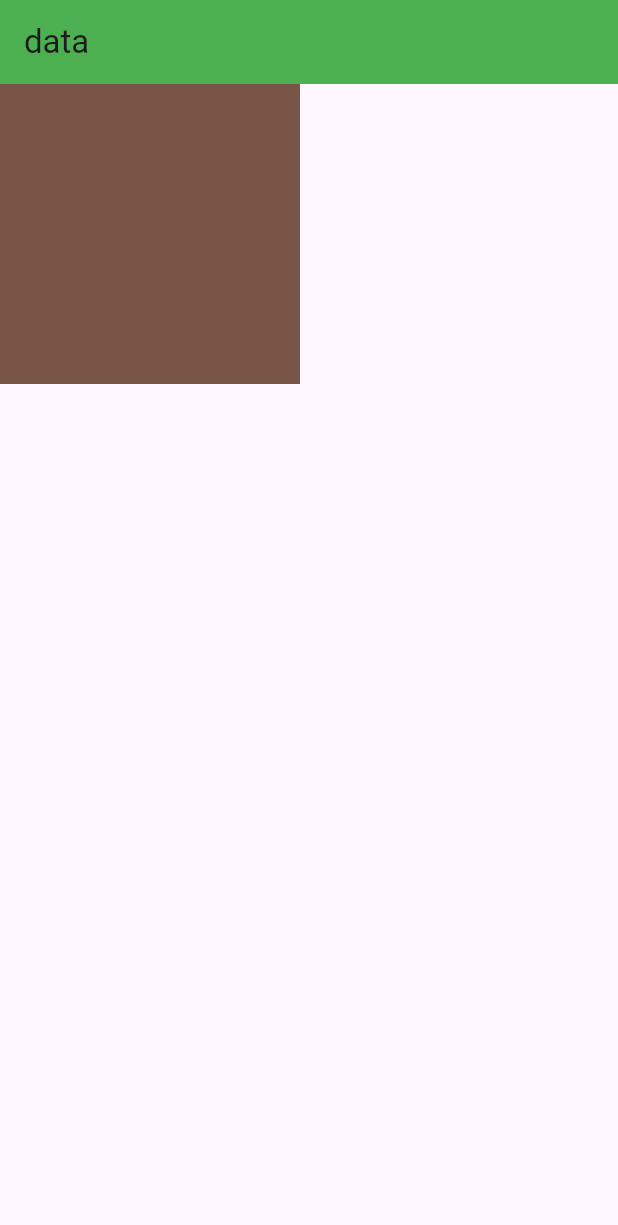
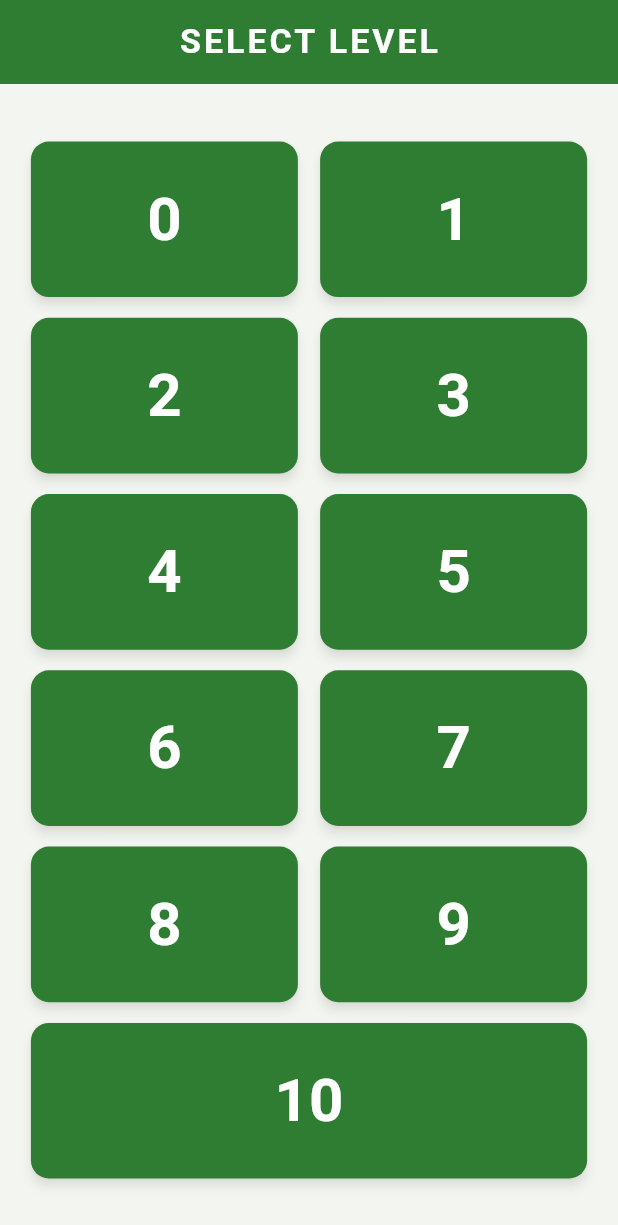
Before and after one commit to PramodCody/Classium, a Flutter app: the screen it shows after launch, on a phone screen of 412 x 824 dp. Shown: the top 1225 px of the screen. Run offline on Flutter 3.47's test engine with Material 3 defaults, Android fonts, the phone set to English and light mode, and no system bars.

Commit message:
LevelsScreen Added

```diff
--- /dev/null
+++ b/lib/levels.dart
@@ -0,0 +1,177 @@
+// levels.dart
+// Screen that displays level selection buttons (0 to 10).
+// Layout is fully responsive: it calculates button sizes based on
+// available screen width/height, so it adapts to any device.
+
+import 'package:flutter/material.dart';
+
+class LevelsScreen extends StatelessWidget {
+  const LevelsScreen({super.key});
+
+  @override
+  Widget build(BuildContext context) {
+    // Screen width, used for scaling text in the AppBar title.
+    final screenWidth = MediaQuery.of(context).size.width;
+
+    return Scaffold(
+      backgroundColor: const Color(0xFFF3F5F1), // Light background color. Change here to alter overall theme.
+
+      // ---------------- APP BAR ----------------
+      appBar: AppBar(
+        backgroundColor: const Color(0xFF2E7D32), // AppBar color. Change to re-theme.
+        elevation: 0,
+        centerTitle: true,
+        title: Text(
+          "SELECT LEVEL",
+          style: TextStyle(
+            fontSize: screenWidth * 0.055, // Scales with screen width.
+            fontWeight: FontWeight.bold,
+            letterSpacing: 2.0,
+            color: Colors.white,
+          ),
+        ),
+      ),
+
+      // ---------------- BODY ----------------
+      body: SafeArea(
+        // LayoutBuilder gives us the exact available width/height
+        // for the body area (excluding AppBar and status bar).
+        child: LayoutBuilder(
+          builder: (context, constraints) {
+            final maxWidth = constraints.maxWidth;
+            final maxHeight = constraints.maxHeight;
+
+            // ---- CONFIGURABLE LAYOUT VALUES ----
+            const int crossAxisCount = 2;   // Number of columns in the grid (levels 0-9).
+            const int gridRowCount = 5;     // Number of rows in the grid (10 items / 2 columns).
+            const double outerPaddingRatio = 0.05; // Padding around entire body, relative to width.
+            const double spacingRatio = 0.02;      // Spacing between buttons, relative to height.
+
+            // Outer padding (scales with screen size).
+            final outerPaddingH = maxWidth * outerPaddingRatio;
+            final outerPaddingV = maxHeight * outerPaddingRatio;
+
+            // Usable area after removing outer padding.
+            final usableWidth = maxWidth - (outerPaddingH * 2);
+            final usableHeight = maxHeight - (outerPaddingV * 2);
+
+            // Spacing values between buttons.
+            final crossSpacing = usableWidth * 0.04;   // Horizontal gap between grid buttons.
+            final mainSpacing = usableHeight * spacingRatio; // Vertical gap between grid rows.
+            final gridToButton10Spacing = usableHeight * spacingRatio; // Gap before button 10.
+
+            // ---- CALCULATE UNIFORM BUTTON HEIGHT ----
+            // Total vertical space is divided into:
+            // - gridRowCount rows for buttons 0-9
+            // - 1 row for button 10
+            // - spacing gaps between all rows (gridRowCount - 1) + 1 gap before button 10
+            final totalRows = gridRowCount + 1; // +1 for button 10's row
+            final totalSpacing =
+                (mainSpacing * (gridRowCount - 1)) + gridToButton10Spacing;
+            final cellHeight = (usableHeight - totalSpacing) / totalRows;
+
+            // ---- CALCULATE GRID BUTTON WIDTH ----
+            final gridButtonWidth =
+                (usableWidth - (crossSpacing * (crossAxisCount - 1))) /
+                    crossAxisCount;
+
+            // Aspect ratio required by GridView (width / height) so that
+            // each grid button matches the calculated cellHeight exactly.
+            final childAspectRatio = gridButtonWidth / cellHeight;
+
+            return Padding(
+              padding: EdgeInsets.symmetric(
+                horizontal: outerPaddingH,
+                vertical: outerPaddingV,
+              ),
+              child: Column(
+                children: [
+                  // ---------------- GRID: LEVELS 0-9 ----------------
+                  GridView.builder(
+                    shrinkWrap: true, // Grid takes only the height it needs.
+                    physics: const NeverScrollableScrollPhysics(), // No scrolling.
+                    gridDelegate: SliverGridDelegateWithFixedCrossAxisCount(
+                      crossAxisCount: crossAxisCount,
+                      mainAxisSpacing: mainSpacing,
+                      crossAxisSpacing: crossSpacing,
+                      childAspectRatio: childAspectRatio,
+                    ),
+                    itemCount: 10, // Levels 0 to 9.
+                    itemBuilder: (context, index) {
+                      return _LevelButton(
+                        label: "$index",
+                        onPressed: () {
+                          // TODO: Add navigation or level-selection logic here.
+                        },
+                      );
+                    },
+                  ),
+
+                  // Spacing before button 10.
+                  SizedBox(height: gridToButton10Spacing),
+
+                  // ---------------- BUTTON: LEVEL 10 ----------------
+                  SizedBox(
+                    width: double.infinity,
+                    height: cellHeight, // Same height as grid buttons for consistency.
+                    child: _LevelButton(
+                      label: "10",
+                      onPressed: () {
+                        // TODO: Add navigation or level-selection logic here.
+                      },
+                    ),
+                  ),
+                ],
+              ),
+            );
+          },
+        ),
+      ),
+    );
+  }
+}
+
+// ---------------- REUSABLE LEVEL BUTTON ----------------
+// A single button used for both the grid (0-9) and button 10.
+// Uses FittedBox so the text automatically scales to fit the button's
+// actual rendered size — this is what keeps text proportional on
+// every screen size instead of relying on guessed font sizes.
+class _LevelButton extends StatelessWidget {
+  final String label;
+  final VoidCallback onPressed;
+
+  const _LevelButton({
+    required this.label,
+    required this.onPressed,
+  });
+
+  @override
+  Widget build(BuildContext context) {
+    return ElevatedButton(
+      onPressed: onPressed,
+      style: ElevatedButton.styleFrom(
+        backgroundColor: const Color(0xFF2E7D32), // Button color. Change to re-theme.
+        elevation: 3,
+        shadowColor: Colors.black45,
+        shape: RoundedRectangleBorder(
+          borderRadius: BorderRadius.circular(12.0), // Corner roundness.
+        ),
+        padding: EdgeInsets.zero, // Padding removed so FittedBox controls sizing.
+      ),
+      child: FittedBox(
+        fit: BoxFit.scaleDown, // Shrinks text if button is small, never overflows.
+        child: Padding(
+          padding: const EdgeInsets.all(8.0), // Inner text padding.
+          child: Text(
+            label,
+            style: const TextStyle(
+              fontWeight: FontWeight.w600,
+              color: Colors.white,
+              fontSize: 40, // Base size; FittedBox scales it down as needed.
+            ),
+          ),
+        ),
+      ),
+    );
+  }
+}
--- a/lib/main.dart
+++ b/lib/main.dart
@@ -1,4 +1,5 @@
 import 'package:flutter/material.dart';
+import 'levels.dart';
 
 void main() {
   runApp(MyApp());
@@ -10,17 +11,7 @@ class MyApp extends StatelessWidget {
   @override
   Widget build(BuildContext context) {
     return MaterialApp(
-      home: Scaffold(
-        //gives screen
-
-        appBar: AppBar(
-          backgroundColor: Colors.green,
-          shadowColor: Colors.black,
-          title: const Text("data"),
-        ),
-
-        body: Container(color: Colors.brown, height: 200, width: 200),
-      ),
+      home: LevelsScreen(),
     );
   }
 }
```
